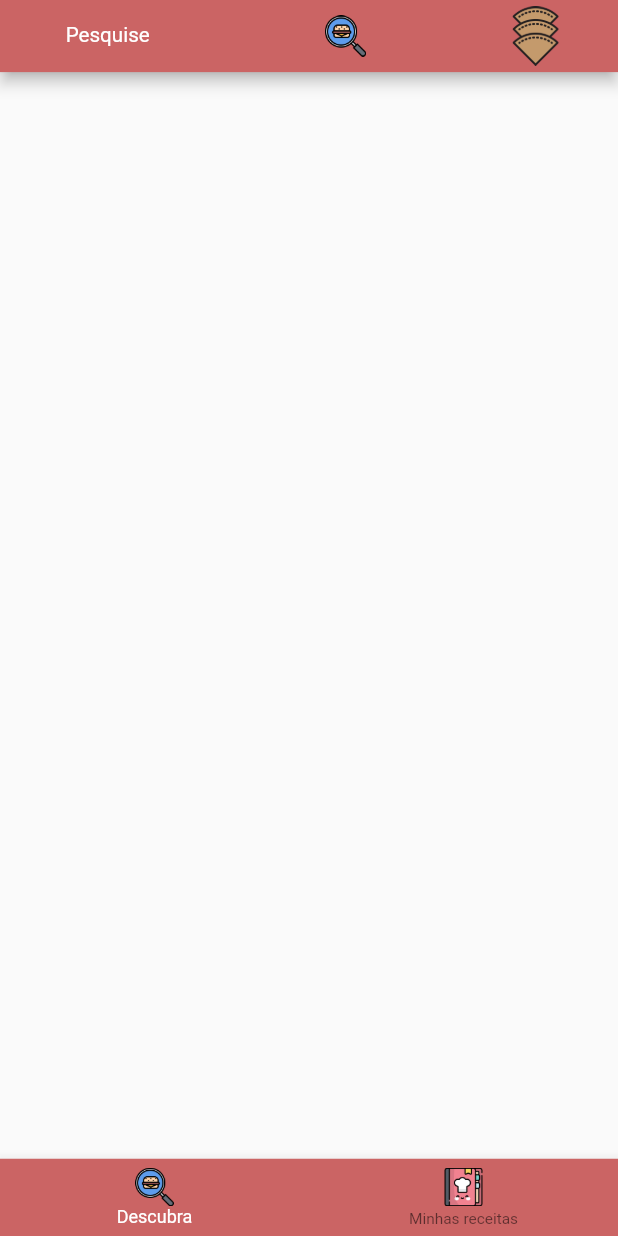
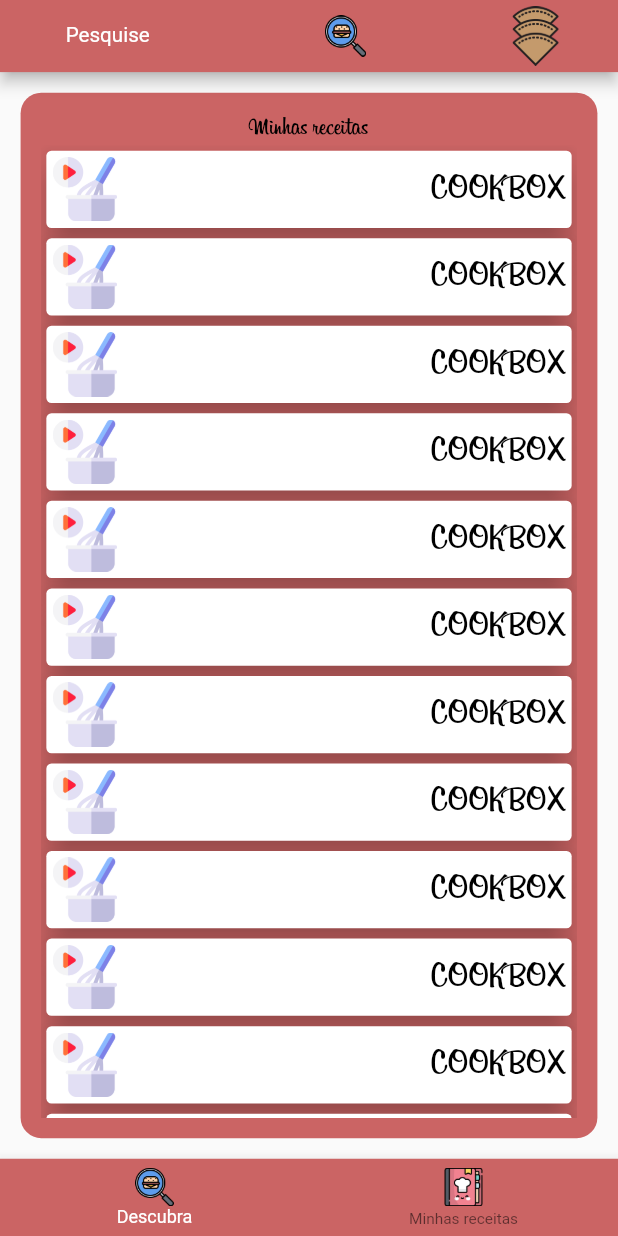
Before and after one commit to BrayanBertan/cook_box_recipes, a Flutter app: the screen it shows after launch, swiped to page 2, on a phone screen of 412 x 824 dp. Run offline on Flutter 3.47's test engine with Material 2 defaults, Android fonts, the light colour scheme and no system bars; drawn by our look-alikes of auto_size_text; our stand-ins replace dio, flutter_mobx, flutter_modular, mobx, responsive_framework; generated files the repository leaves out were written again; network calls fail.

Commit message:
grid done

```diff
--- a/lib/repositories/recipe_repository.dart
+++ b/lib/repositories/recipe_repository.dart
@@ -15,7 +15,7 @@ class RecipeRepository {
       endpoint += '&maxCalories=${filter.calories}';
     if (filter.fat.trim().isNotEmpty) endpoint += '&maxFat=${filter.fat}';
 
-    endpoint += '&offset=$offset&number=1';
+    endpoint += '&offset=$offset&number=10';
     try {
       final response = await Dio().get(endpoint);
 
--- a/lib/views/home/home_view.dart
+++ b/lib/views/home/home_view.dart
@@ -2,6 +2,7 @@ import 'package:cook_box_recipes/stores/home_store.dart';
 import 'package:cook_box_recipes/views/home/widgets/app_bar_big_devices.dart';
 import 'package:cook_box_recipes/views/home/widgets/app_bar_small_devices.dart';
 import 'package:cook_box_recipes/views/home/widgets/custom_bottom_navigator.dart';
+import 'package:cook_box_recipes/views/home/widgets/favorite_recipe_list.dart';
 import 'package:cook_box_recipes/views/home/widgets/recipe_grid.dart';
 import 'package:flutter/material.dart';
 import 'package:flutter_mobx/flutter_mobx.dart';
@@ -45,11 +46,11 @@ class _HomePageState extends State<HomePage> {
                 ? Observer(builder: (context) {
                     return PageView(
                       controller: pageController,
-                      children: [RecipeGrid(), Container()],
+                      children: [RecipeGrid(), MyRecipeList()],
                     );
                   })
                 : Row(
-                    children: [Expanded(child: RecipeGrid())],
+                    children: [Expanded(child: RecipeGrid()), MyRecipeList()],
                   )),
       ),
       bottomNavigationBar: CustomBottomNavigator(),
--- /dev/null
+++ b/lib/views/home/widgets/favorite_recipe_item.dart
@@ -0,0 +1,42 @@
+import 'package:auto_size_text/auto_size_text.dart';
+import 'package:flutter/material.dart';
+import 'package:flutter_modular/flutter_modular.dart';
+
+class MyRecipeItem extends StatelessWidget {
+  @override
+  Widget build(BuildContext context) {
+    return Card(
+      elevation: 8,
+      child: Padding(
+        padding: EdgeInsets.all(5),
+        child: GestureDetector(
+          onTap: () {
+            Modular.to.pushNamed('/recipe');
+          },
+          child: Container(
+            height: 50,
+            child: Row(
+              mainAxisAlignment: MainAxisAlignment.spaceBetween,
+              children: [
+                AspectRatio(
+                    aspectRatio: 1.0,
+                    child: Image.asset(
+                      'assets/images/cooking.png',
+                    )),
+                AutoSizeText(
+                  'COOKBOX',
+                  style: TextStyle(
+                      fontSize: 30,
+                      color: Colors.black,
+                      fontFamily: 'Billabong',
+                      fontWeight: FontWeight.w500),
+                  maxLines: 1,
+                ),
+              ],
+            ),
+          ),
+        ),
+      ),
+    );
+  }
+}
--- /dev/null
+++ b/lib/views/home/widgets/favorite_recipe_list.dart
@@ -0,0 +1,40 @@
+import 'package:cook_box_recipes/views/home/widgets/favorite_recipe_item.dart';
+import 'package:flutter/material.dart';
+
+class MyRecipeList extends StatelessWidget {
+  @override
+  Widget build(BuildContext context) {
+    return Container(
+      margin: EdgeInsets.all(16),
+      padding: EdgeInsets.all(16),
+      decoration: BoxDecoration(
+        color: Color.fromRGBO(203, 100, 100, 1),
+        borderRadius: BorderRadius.circular(16),
+      ),
+      width: 300,
+      height: 500,
+      child: Column(
+        children: [
+          Text(
+            'Minhas receitas',
+            style: TextStyle(
+                fontSize: 20,
+                color: Colors.black,
+                fontFamily: 'Billabong',
+                fontWeight: FontWeight.w500),
+            maxLines: 1,
+          ),
+          Expanded(
+            child: ListView.builder(
+              shrinkWrap: true,
+              itemCount: 15,
+              itemBuilder: (context, index) {
+                return MyRecipeItem();
+              },
+            ),
+          )
+        ],
+      ),
+    );
+  }
+}
```
Also changed, not shown: lib/stores/recipe_store.dart (+32 -10 lines), lib/views/home/widgets/recipe_grid.dart (+14 -4 lines), lib/stores/recipe_store.g.dart.
